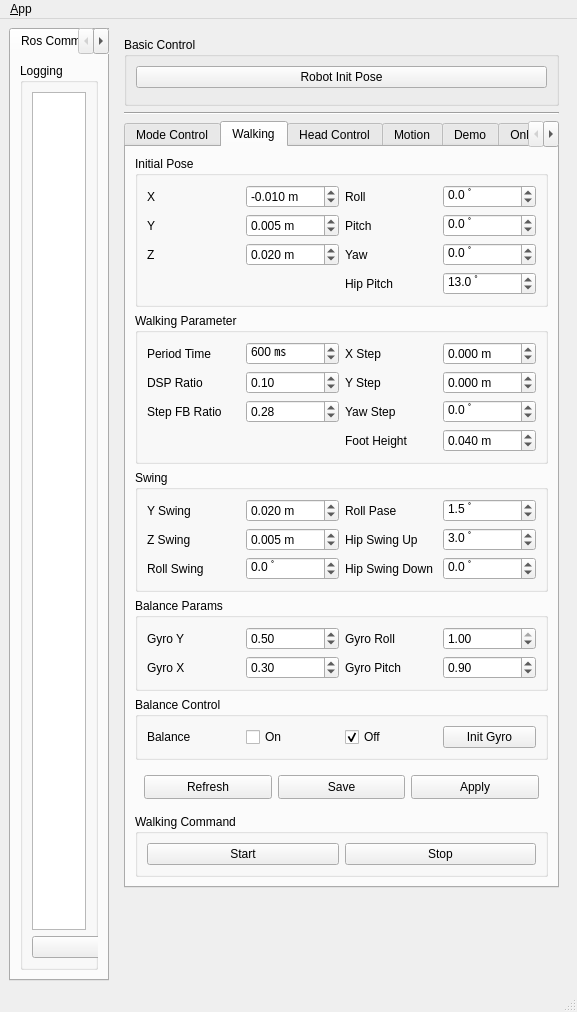
nyxrobotics/kuroko_ros, file kuroko_walking_gui/ui/main_window.ui: the form before one commit.
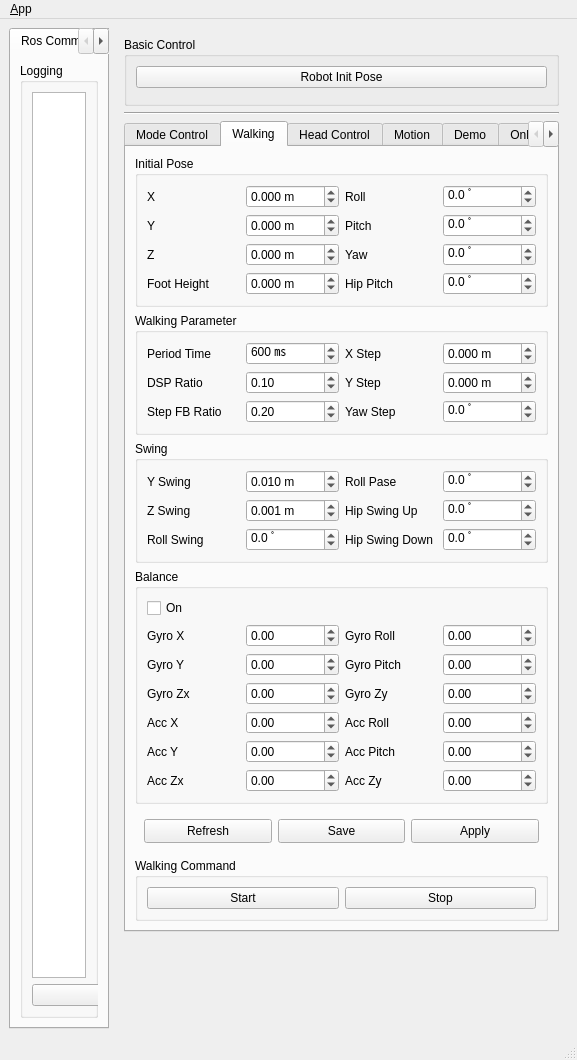
The form after the commit. The open tabs and pages were chosen to show the change. Icons and pictures are not drawn. Custom widgets are drawn as their Qt base class.

What changed in the file:
```diff
--- a/kuroko_walking_gui/ui/main_window.ui
+++ b/kuroko_walking_gui/ui/main_window.ui
@@ -7,7 +7,7 @@
     <x>0</x>
     <y>0</y>
     <width>577</width>
-    <height>1012</height>
+    <height>1060</height>
    </rect>
   </property>
   <property name="windowTitle">
@@ -170,16 +170,31 @@
              <property name="title">
               <string>Initial Pose</string>
              </property>
-             <layout class="QGridLayout" name="gridLayout_4">
-              <item row="0" column="0">
-               <widget class="QLabel" name="label_11">
-                <property name="text">
-                 <string>X</string>
+             <layout class="QGridLayout" name="gridLayout_4" rowstretch="0,0,0,0">
+              <item row="0" column="3">
+               <widget class="QDoubleSpinBox" name="dSpinBox_init_roll_offset">
+                <property name="sizePolicy">
+                 <sizepolicy hsizetype="Preferred" vsizetype="Preferred">
+                  <horstretch>0</horstretch>
+                  <verstretch>0</verstretch>
+                 </sizepolicy>
+                </property>
+                <property name="suffix">
+                 <string> ﾟ</string>
+                </property>
+                <property name="decimals">
+                 <number>1</number>
+                </property>
+                <property name="minimum">
+                 <double>-180.000000000000000</double>
+                </property>
+                <property name="maximum">
+                 <double>180.000000000000000</double>
                 </property>
                </widget>
               </item>
-              <item row="0" column="1">
-               <widget class="QDoubleSpinBox" name="dSpinBox_init_x_offset">
+              <item row="1" column="3">
+               <widget class="QDoubleSpinBox" name="dSpinBox_init_pitch_offset">
                 <property name="sizePolicy">
                  <sizepolicy hsizetype="Preferred" vsizetype="Preferred">
                   <horstretch>0</horstretch>
@@ -187,22 +202,16 @@
                  </sizepolicy>
                 </property>
                 <property name="suffix">
-                 <string extracomment="m"> m</string>
+                 <string> ﾟ</string>
                 </property>
                 <property name="decimals">
-                 <number>3</number>
+                 <number>1</number>
                 </property>
                 <property name="minimum">
-                 <double>-1.000000000000000</double>
+                 <double>-180.000000000000000</double>
                 </property>
                 <property name="maximum">
-                 <double>1.000000000000000</double>
-                </property>
-                <property name="singleStep">
-                 <double>0.001000000000000</double>
-                </property>
-                <property name="value">
-                 <double>-0.010000000000000</double>
+                 <double>180.000000000000000</double>
                 </property>
                </widget>
               </item>
@@ -213,8 +222,15 @@
                 </property>
                </widget>
               </item>
-              <item row="0" column="3">
-               <widget class="QDoubleSpinBox" name="dSpinBox_init_roll_offset">
+              <item row="0" column="0">
+               <widget class="QLabel" name="label_11">
+                <property name="text">
+                 <string>X</string>
+                </property>
+               </widget>
+              </item>
+              <item row="2" column="3">
+               <widget class="QDoubleSpinBox" name="dSpinBox_init_yaw_offset">
                 <property name="sizePolicy">
                  <sizepolicy hsizetype="Preferred" vsizetype="Preferred">
                   <horstretch>0</horstretch>
@@ -235,6 +251,73 @@
                 </property>
                </widget>
               </item>
+              <item row="2" column="2">
+               <widget class="QLabel" name="label_15">
+                <property name="text">
+                 <string>Yaw</string>
+                </property>
+               </widget>
+              </item>
+              <item row="2" column="1">
+               <widget class="QDoubleSpinBox" name="dSpinBox_init_z_offset">
+                <property name="sizePolicy">
+                 <sizepolicy hsizetype="Preferred" vsizetype="Preferred">
+                  <horstretch>0</horstretch>
+                  <verstretch>0</verstretch>
+                 </sizepolicy>
+                </property>
+                <property name="suffix">
+                 <string extracomment="m"> m</string>
+                </property>
+                <property name="decimals">
+                 <number>3</number>
+                </property>
+                <property name="minimum">
+                 <double>-1.000000000000000</double>
+                </property>
+                <property name="maximum">
+                 <double>1.000000000000000</double>
+                </property>
+                <property name="singleStep">
+                 <double>0.001000000000000</double>
+                </property>
+                <property name="value">
+                 <double>0.000000000000000</double>
+                </property>
+               </widget>
+              </item>
+              <item row="2" column="0">
+               <widget class="QLabel" name="label_13">
+                <property name="text">
+                 <string>Z</string>
+                </property>
+               </widget>
+              </item>
+              <item row="3" column="3">
+               <widget class="QDoubleSpinBox" name="dSpinBox_init_hip_pitch_offset">
+                <property name="sizePolicy">
+                 <sizepolicy hsizetype="Preferred" vsizetype="Preferred">
+                  <horstretch>0</horstretch>
+                  <verstretch>0</verstretch>
+                 </sizepolicy>
+                </property>
+                <property name="suffix">
+                 <string> ﾟ</string>
+                </property>
+                <property name="decimals">
+                 <number>1</number>
+                </property>
+                <property name="minimum">
+                 <double>-180.000000000000000</double>
+                </property>
+                <property name="maximum">
+                 <double>180.000000000000000</double>
+                </property>
+                <property name="value">
+                 <double>0.000000000000000</double>
+                </property>
+               </widget>
+              </item>
               <item row="1" column="0">
                <widget class="QLabel" name="label_12">
                 <property name="text">
@@ -242,34 +325,6 @@
                 </property>
                </widget>
               </item>
-              <item row="1" column="1">
-               <widget class="QDoubleSpinBox" name="dSpinBox_init_y_offset">
-                <property name="sizePolicy">
-                 <sizepolicy hsizetype="Preferred" vsizetype="Preferred">
-                  <horstretch>0</horstretch>
-                  <verstretch>0</verstretch>
-                 </sizepolicy>
-                </property>
-                <property name="suffix">
-                 <string extracomment="m"> m</string>
-                </property>
-                <property name="decimals">
-                 <number>3</number>
-                </property>
-                <property name="minimum">
-                 <double>-1.000000000000000</double>
-                </property>
-                <property name="maximum">
-                 <double>1.000000000000000</double>
-                </property>
-                <property name="singleStep">
-                 <double>0.001000000000000</double>
-                </property>
-                <property name="value">
-                 <double>0.005000000000000</double>
-                </property>
-               </widget>
-              </item>
               <item row="1" column="2">
                <widget class="QLabel" name="label_14">
                 <property name="text">
@@ -277,37 +332,8 @@
                 </property>
                </widget>
               </item>
-              <item row="1" column="3">
-               <widget class="QDoubleSpinBox" name="dSpinBox_init_pitch_offset">
-                <property name="sizePolicy">
-                 <sizepolicy hsizetype="Preferred" vsizetype="Preferred">
-                  <horstretch>0</horstretch>
-                  <verstretch>0</verstretch>
-                 </sizepolicy>
-                </property>
-                <property name="suffix">
-                 <string> ﾟ</string>
-                </property>
-                <property name="decimals">
-                 <number>1</number>
-                </property>
-                <property name="minimum">
-                 <double>-180.000000000000000</double>
-                </property>
-                <property name="maximum">
-                 <double>180.000000000000000</double>
-                </property>
-               </widget>
-              </item>
-              <item row="2" column="0">
-               <widget class="QLabel" name="label_13">
-                <property name="text">
-                 <string>Z</string>
-                </property>
-               </widget>
-              </item>
-              <item row="2" column="1">
-               <widget class="QDoubleSpinBox" name="dSpinBox_init_z_offset">
+              <item row="0" column="1">
+               <widget class="QDoubleSpinBox" name="dSpinBox_init_x_offset">
                 <property name="sizePolicy">
                  <sizepolicy hsizetype="Preferred" vsizetype="Preferred">
                   <horstretch>0</horstretch>
@@ -330,43 +356,42 @@
                  <double>0.001000000000000</double>
                 </property>
                 <property name="value">
-                 <double>0.020000000000000</double>
-                </property>
-               </widget>
-              </item>
-              <item row="2" column="2">
-               <widget class="QLabel" name="label_15">
-                <property name="text">
-                 <string>Yaw</string>
-                </property>
-               </widget>
-              </item>
-              <item row="2" column="3">
-               <widget class="QDoubleSpinBox" name="dSpinBox_init_yaw_offset">
-                <property name="sizePolicy">
-                 <sizepolicy hsizetype="Preferred" vsizetype="Preferred">
-                  <horstretch>0</horstretch>
-                  <verstretch>0</verstretch>
-                 </sizepolicy>
-                </property>
-                <property name="suffix">
-                 <string> ﾟ</string>
-                </property>
-                <property name="decimals">
-                 <number>1</number>
-                </property>
-                <property name="minimum">
-                 <double>-180.000000000000000</double>
-                </property>
-                <property name="maximum">
-                 <double>180.000000000000000</double>
+                 <double>0.000000000000000</double>
                 </property>
                </widget>
               </item>
               <item row="3" column="0">
-               <widget class="QLabel" name="label_34">
+               <widget class="QLabel" name="label_21">
                 <property name="text">
-                 <string/>
+                 <string>Foot Height</string>
+                </property>
+               </widget>
+              </item>
+              <item row="3" column="1">
+               <widget class="QDoubleSpinBox" name="dSpinBox_foot_height">
+                <property name="sizePolicy">
+                 <sizepolicy hsizetype="Preferred" vsizetype="Preferred">
+                  <horstretch>0</horstretch>
+                  <verstretch>0</verstretch>
+                 </sizepolicy>
+                </property>
+                <property name="suffix">
+                 <string> m</string>
+                </property>
+                <property name="decimals">
+                 <number>3</number>
+                </property>
+                <property name="minimum">
+                 <double>-1.000000000000000</double>
+                </property>
+                <property name="maximum">
+                 <double>1.000000000000000</double>
+                </property>
+                <property name="singleStep">
+                 <double>0.001000000000000</double>
+                </property>
+                <property name="value">
+                 <double>0.000000000000000</double>
                 </property>
                </widget>
               </item>
@@ -377,8 +402,8 @@
                 </property>
                </widget>
               </item>
-              <item row="3" column="3">
-               <widget class="QDoubleSpinBox" name="dSpinBox_init_hip_pitch_offset">
+              <item row="1" column="1">
+               <widget class="QDoubleSpinBox" name="dSpinBox_init_y_offset">
                 <property name="sizePolicy">
                  <sizepolicy hsizetype="Preferred" vsizetype="Preferred">
                   <horstretch>0</horstretch>
@@ -386,19 +411,22 @@
                  </sizepolicy>
                 </property>
                 <property name="suffix">
-                 <string> ﾟ</string>
+                 <string extracomment="m"> m</string>
                 </property>
                 <property name="decimals">
-                 <number>1</number>
+                 <number>3</number>
                 </property>
                 <property name="minimum">
-                 <double>-180.000000000000000</double>
+                 <double>-1.000000000000000</double>
                 </property>
                 <property name="maximum">
-                 <double>180.000000000000000</double>
+                 <double>1.000000000000000</double>
+                </property>
+                <property name="singleStep">
+                 <double>0.001000000000000</double>
                 </property>
                 <property name="value">
-                 <double>13.000000000000000</double>
+                 <double>0.000000000000000</double>
                 </property>
                </widget>
               </item>
@@ -410,7 +438,7 @@
              <property name="title">
               <string>Walking Parameter</string>
              </property>
-             <layout class="QGridLayout" name="gridLayout_8" rowstretch="0,0,0,0" rowminimumheight="0,0,0,0">
+             <layout class="QGridLayout" name="gridLayout_8" rowstretch="0,0,0" rowminimumheight="0,0,0">
               <item row="0" column="3">
                <widget class="QDoubleSpinBox" name="dSpinBox_x_step">
                 <property name="sizePolicy">
@@ -577,7 +605,7 @@
                  <double>0.100000000000000</double>
                 </property>
                 <property name="value">
-                 <double>0.280000000000000</double>
+                 <double>0.200000000000000</double>
                 </property>
                </widget>
               </item>
@@ -588,41 +616,6 @@
                 </property>
                </widget>
               </item>
-              <item row="3" column="2">
-               <widget class="QLabel" name="label_21">
-                <property name="text">
-                 <string>Foot Height</string>
-                </property>
-               </widget>
-              </item>
-              <item row="3" column="3">
-               <widget class="QDoubleSpinBox" name="dSpinBox_foot_height">
-                <property name="sizePolicy">
-                 <sizepolicy hsizetype="Preferred" vsizetype="Preferred">
-                  <horstretch>0</horstretch>
-                  <verstretch>0</verstretch>
-                 </sizepolicy>
-                </property>
-                <property name="suffix">
-                 <string> m</string>
-                </property>
-                <property name="decimals">
-                 <number>3</number>
-                </property>
-                <property name="minimum">
-                 <double>-1.000000000000000</double>
-                </property>
-                <property name="maximum">
-                 <double>1.000000000000000</double>
-                </property>
-                <property name="singleStep">
-                 <double>0.001000000000000</double>
-                </property>
-                <property name="value">
-                 <double>0.040000000000000</double>
-                </property>
-               </widget>
-              </item>
              </layout>
             </widget>
            </item>
@@ -666,7 +659,7 @@
                  <double>0.001000000000000</double>
                 </property>
                 <property name="value">
-                 <double>0.020000000000000</double>
+                 <double>0.010000000000000</double>
                 </property>
                </widget>
               </item>
@@ -694,7 +687,7 @@
                  <double>0.100000000000000</double>
                 </property>
                 <property name="value">
-                 <double>1.500000000000000</double>
+                 <double>0.000000000000000</double>
                 </property>
                </widget>
               </item>
@@ -726,7 +719,7 @@
                  <double>180.000000000000000</double>
                 </property>
                 <property name="value">
-                 <double>3.000000000000000</double>
+                 <double>0.000000000000000</double>
                 </property>
                </widget>
               </item>
@@ -754,7 +747,7 @@
                  <double>0.001000000000000</double>
                 </property>
                 <property name="value">
-                 <double>0.005000000000000</double>
+                 <double>0.001000000000000</double>
                 </property>
                </widget>
               </item>
@@ -836,13 +829,20 @@
            <item>
             <widget class="QGroupBox" name="groupBox_balance_params">
              <property name="title">
-              <string>Balance Params</string>
+              <string>Balance</string>
              </property>
              <layout class="QGridLayout" name="gridLayout_11">
-              <item row="0" column="0">
-               <widget class="QLabel" name="label_24">
+              <item row="3" column="0">
+               <widget class="QLabel" name="label_9">
                 <property name="text">
-                 <string>Gyro Y</string>
+                 <string>Gyro Zx</string>
+                </property>
+               </widget>
+              </item>
+              <item row="4" column="0">
+               <widget class="QLabel" name="label_26">
+                <property name="text">
+                 <string>Acc X</string>
                 </property>
                </widget>
               </item>
@@ -855,28 +855,28 @@
                  </sizepolicy>
                 </property>
                 <property name="minimum">
-                 <double>-1.000000000000000</double>
+                 <double>-10.000000000000000</double>
                 </property>
                 <property name="maximum">
-                 <double>1.000000000000000</double>
+                 <double>10.000000000000000</double>
                 </property>
                 <property name="singleStep">
                  <double>0.100000000000000</double>
                 </property>
                 <property name="value">
-                 <double>0.300000000000000</double>
+                 <double>0.000000000000000</double>
                 </property>
                </widget>
               </item>
-              <item row="1" column="0">
-               <widget class="QLabel" name="label_25">
+              <item row="4" column="2">
+               <widget class="QLabel" name="label_35">
                 <property name="text">
-                 <string>Gyro X</string>
+                 <string>Acc Roll</string>
                 </property>
                </widget>
               </item>
-              <item row="0" column="1">
-               <widget class="QDoubleSpinBox" name="dSpinBox_balance_gyro_y_gain">
+              <item row="2" column="3">
+               <widget class="QDoubleSpinBox" name="dSpinBox_balance_gyro_pitch_gain">
                 <property name="sizePolicy">
                  <sizepolicy hsizetype="Preferred" vsizetype="Preferred">
                   <horstretch>0</horstretch>
@@ -884,57 +884,99 @@
                  </sizepolicy>
                 </property>
                 <property name="minimum">
-                 <double>-1.000000000000000</double>
+                 <double>-10.000000000000000</double>
                 </property>
                 <property name="maximum">
-                 <double>1.000000000000000</double>
+                 <double>10.000000000000000</double>
                 </property>
                 <property name="singleStep">
                  <double>0.100000000000000</double>
                 </property>
                 <property name="value">
-                 <double>0.500000000000000</double>
+                 <double>0.000000000000000</double>
                 </property>
                </widget>
               </item>
-              <item row="0" column="2">
+              <item row="1" column="2">
                <widget class="QLabel" name="label_27">
                 <property name="text">
                  <string>Gyro Roll</string>
                 </property>
                </widget>
               </item>
-              <item row="0" column="3">
-               <widget class="QDoubleSpinBox" name="dSpinBox_balance_gyro_roll_gain">
-                <property name="sizePolicy">
-                 <sizepolicy hsizetype="Preferred" vsizetype="Preferred">
-                  <horstretch>0</horstretch>
-                  <verstretch>0</verstretch>
-                 </sizepolicy>
-                </property>
-                <property name="minimum">
-                 <double>-1.000000000000000</double>
-                </property>
-                <property name="maximum">
-                 <double>1.000000000000000</double>
-                </property>
-                <property name="singleStep">
-                 <double>0.100000000000000</double>
-                </property>
-                <property name="value">
-                 <double>1.000000000000000</double>
+              <item row="5" column="2">
+               <widget class="QLabel" name="label_37">
+                <property name="text">
+                 <string>Acc Pitch</string>
                 </property>
                </widget>
               </item>
-              <item row="1" column="2">
+              <item row="2" column="2">
                <widget class="QLabel" name="label_28">
                 <property name="text">
                  <string>Gyro Pitch</string>
                 </property>
                </widget>
               </item>
+              <item row="5" column="0">
+               <widget class="QLabel" name="label_36">
+                <property name="text">
+                 <string>Acc Y</string>
+                </property>
+               </widget>
+              </item>
+              <item row="2" column="1">
+               <widget class="QDoubleSpinBox" name="dSpinBox_balance_gyro_y_gain">
+                <property name="sizePolicy">
+                 <sizepolicy hsizetype="Preferred" vsizetype="Preferred">
+                  <horstretch>0</horstretch>
+                  <verstretch>0</verstretch>
+                 </sizepolicy>
+                </property>
+                <property name="minimum">
+                 <double>-10.000000000000000</double>
+                </property>
+                <property name="maximum">
+                 <double>10.000000000000000</double>
+                </property>
+                <property name="singleStep">
+                 <double>0.100000000000000</double>
+                </property>
+                <property name="value">
+                 <double>0.000000000000000</double>
+                </property>
+               </widget>
+              </item>
+              <item row="6" column="0">
+               <widget class="QLabel" name="label_38">
+                <property name="text">
+                 <string>Acc Zx</string>
+                </property>
+               </widget>
+              </item>
+              <item row="2" column="0">
+               <widget class="QLabel" name="label_25">
+                <property name="text">
+                 <string>Gyro Y</string>
+                </property>
+               </widget>
+              </item>
+              <item row="3" column="2">
+               <widget class="QLabel" name="label_23">
+                <property name="text">
+                 <string>Gyro Zy</string>
+                </property>
+               </widget>
+              </item>
+              <item row="1" column="0">
+               <widget class="QLabel" name="label_24">
+                <property name="text">
+                 <string>Gyro X</string>
+                </property>
+               </widget>
+              </item>
               <item row="1" column="3">
-               <widget class="QDoubleSpinBox" name="dSpinBox_balance_gyro_pitch_gain">
+               <widget class="QDoubleSpinBox" name="dSpinBox_balance_gyro_roll_gain">
                 <property name="sizePolicy">
                  <sizepolicy hsizetype="Preferred" vsizetype="Preferred">
                   <horstretch>0</horstretch>
@@ -942,45 +984,27 @@
                  </sizepolicy>
                 </property>
                 <property name="minimum">
-                 <double>-1.000000000000000</double>
+                 <double>-10.000000000000000</double>
                 </property>
                 <property name="maximum">
-                 <double>1.000000000000000</double>
+                 <double>10.000000000000000</double>
                 </property>
                 <property name="singleStep">
                  <double>0.100000000000000</double>
                 </property>
                 <property name="value">
-                 <double>0.900000000000000</double>
+                 <double>0.000000000000000</double>
                 </property>
                </widget>
               </item>
-             </layout>
-            </widget>
-           </item>
-           <item>
-            <widget class="QGroupBox" name="groupBox_balance_button">
-             <property name="title">
-              <string>Balance Control</string>
-             </property>
-             <layout class="QGridLayout" name="gridLayout_10">
-              <item row="0" column="2">
-               <widget class="QCheckBox" name="checkBox_balance_off">
-                <property name="sizePolicy">
-                 <sizepolicy hsizetype="Preferred" vsizetype="Preferred">
-                  <horstretch>0</horstretch>
-                  <verstretch>0</verstretch>
-                 </sizepolicy>
-                </property>
+              <item row="6" column="2">
+               <widget class="QLabel" name="label_39">
                 <property name="text">
-                 <string>Off</string>
-                </property>
-                <property name="checked">
-                 <bool>true</bool>
+                 <string>Acc Zy</string>
                 </property>
                </widget>
               </item>
-              <item row="0" column="1">
+              <item row="0" column="0">
                <widget class="QCheckBox" name="checkBox_balance_on">
                 <property name="sizePolicy">
                  <sizepolicy hsizetype="Preferred" vsizetype="Preferred">
@@ -993,23 +1017,110 @@
                 </property>
                </widget>
               </item>
-              <item row="0" column="0">
-               <widget class="QLabel" name="label_26">
-                <property name="text">
-                 <string>Balance</string>
+              <item row="3" column="1">
+               <widget class="QDoubleSpinBox" name="dSpinBox_balance_gyro_zx_gain">
+                <property name="minimum">
+                 <double>-10.000000000000000</double>
                 </property>
+                <property name="maximum">
+                 <double>10.000000000000000</double>
+                </property>
+                <property name="singleStep">
+                 <double>0.100000000000000</double>
+                </property>
                </widget>
               </item>
-              <item row="0" column="3">
-               <widget class="QPushButton" name="button_init_gyro">
-                <property name="sizePolicy">
-                 <sizepolicy hsizetype="Preferred" vsizetype="Preferred">
-                  <horstretch>0</horstretch>
-                  <verstretch>0</verstretch>
-                 </sizepolicy>
+              <item row="3" column="3">
+               <widget class="QDoubleSpinBox" name="dSpinBox_balance_gyro_zy_gain">
+                <property name="minimum">
+                 <double>-10.000000000000000</double>
                 </property>
-                <property name="text">
-                 <string>Init Gyro</string>
+                <property name="maximum">
+                 <double>10.000000000000000</double>
+                </property>
+                <property name="singleStep">
+                 <double>0.100000000000000</double>
+                </property>
+               </widget>
+              </item>
+              <item row="4" column="1">
+               <widget class="QDoubleSpinBox" name="dSpinBox_balance_acc_x_gain">
+                <property name="minimum">
+                 <double>-31.000000000000000</double>
+                </property>
+                <property name="maximum">
+                 <double>31.000000000000000</double>
+                </property>
+                <property name="singleStep">
+                 <double>0.100000000000000</double>
+                </property>
+               </widget>
+              </item>
+              <item row="4" column="3">
+               <widget class="QDoubleSpinBox" name="dSpinBox_balance_acc_roll_gain">
+                <property name="minimum">
+                 <double>-31.000000000000000</double>
+                </property>
+                <property name="maximum">
+                 <double>31.000000000000000</double>
+                </property>
+                <property name="singleStep">
+                 <double>0.100000000000000</double>
+                </property>
+                <property name="value">
+                 <double>0.000000000000000</double>
+                </property>
+               </widget>
+              </item>
+              <item row="5" column="1">
+               <widget class="QDoubleSpinBox" name="dSpinBox_balance_acc_y_gain">
+                <property name="minimum">
+                 <double>-31.000000000000000</double>
+                </property>
+                <property name="maximum">
+                 <double>31.000000000000000</double>
+                </property>
+                <property name="singleStep">
+                 <double>0.100000000000000</double>
+                </property>
+               </widget>
+              </item>
+              <item row="5" column="3">
+               <widget class="QDoubleSpinBox" name="dSpinBox_balance_acc_pitch_gain">
+                <property name="minimum">
+                 <double>-31.000000000000000</double>
+                </property>
+                <property name="maximum">
+                 <double>31.000000000000000</double>
+                </property>
+                <property name="singleStep">
+                 <double>0.100000000000000</double>
+                </property>
+               </widget>
+              </item>
+              <item row="6" column="1">
+               <widget class="QDoubleSpinBox" name="dSpinBox_balance_acc_zx_gain">
+                <property name="minimum">
+                 <double>-10.000000000000000</double>
+                </property>
+                <property name="maximum">
+                 <double>10.000000000000000</double>
+                </property>
+                <property name="singleStep">
+                 <double>0.100000000000000</double>
+                </property>
+               </widget>
+              </item>
+              <item row="6" column="3">
+               <widget class="QDoubleSpinBox" name="dSpinBox_balance_acc_zy_gain">
+                <property name="minimum">
+                 <double>-10.000000000000000</double>
+                </property>
+                <property name="maximum">
+                 <double>10.000000000000000</double>
+                </property>
+                <property name="singleStep">
+                 <double>0.100000000000000</double>
                 </property>
                </widget>
               </item>
@@ -1298,8 +1409,8 @@
                <rect>
                 <x>0</x>
                 <y>0</y>
-                <width>98</width>
-                <height>28</height>
+                <width>411</width>
+                <height>811</height>
                </rect>
               </property>
              </widget>
```
